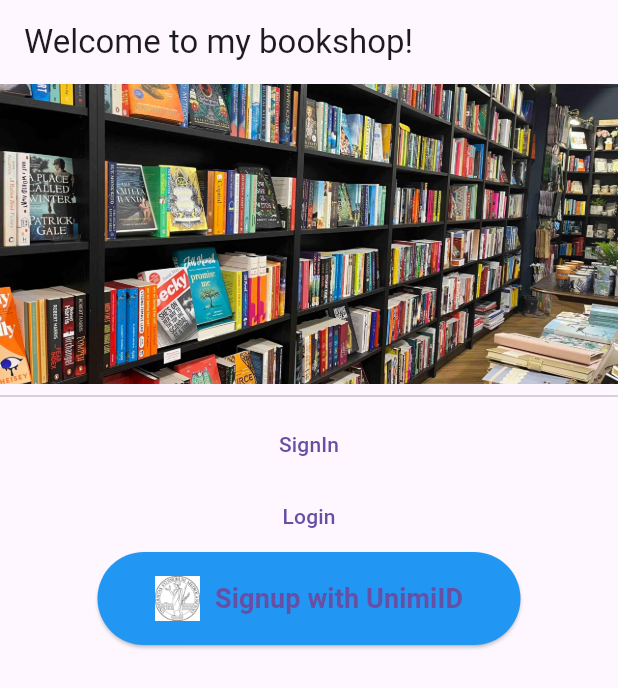
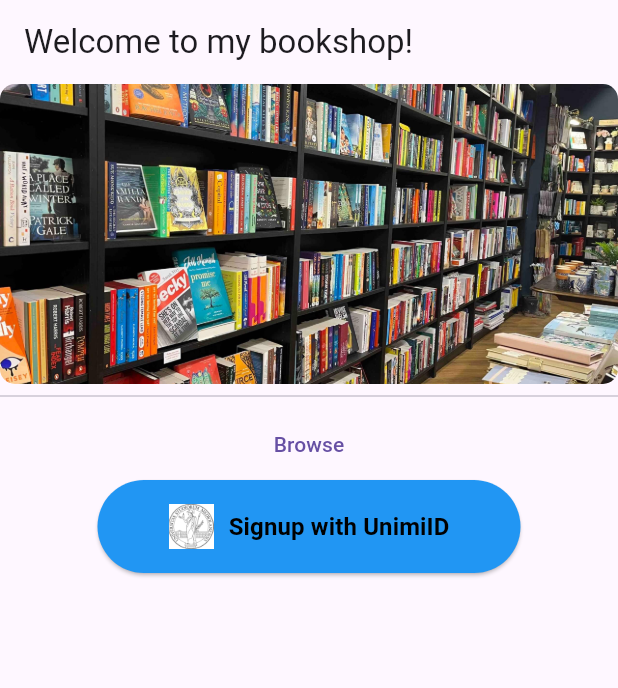
Before and after one commit to alex27riva/bookshop-FE, a Flutter app: the screen it shows after launch, on a phone screen of 412 x 824 dp. Shown: the top 688 px of the screen. Run offline on Flutter 3.47's test engine with Material 3 defaults, Android fonts, the phone set to English and light mode, and no system bars; our stand-ins replace flutter_secure_storage; missing offline and left inert: flutter_web_auth.

Commit message:
Unified login class

```diff
--- /dev/null
+++ b/lib/constants/oauth_config.dart
@@ -0,0 +1,11 @@
+class OauthConfig {
+  // Prevent this class being instantiated
+  OauthConfig._();
+
+  static const String clientId = 'flask-demo';
+  static const redirectUriScheme = 'http';
+  static const redirectUriPath = 'localhost:5000/api/callback';
+  static const authorizationEndpoint =
+      'http://localhost:8080/auth/realms/unimi/protocol/openid-connect/auth';
+
+}
--- a/lib/main.dart
+++ b/lib/main.dart
@@ -1,6 +1,5 @@
 import 'package:flutter/material.dart';
 import 'package:oauth_frontend/screens/booklist.dart';
-import 'package:oauth_frontend/screens/login.dart';
 import 'package:oauth_frontend/screens/welcome.dart';
 
 void main() {
@@ -17,8 +16,7 @@ class MyApp extends StatelessWidget {
       debugShowCheckedModeBanner: false,
       routes: {
         '/': (context) => const WelcomeScreen(),
-        '/login': (context) => const LoginScreen(),
-        '/welcome': (context) => const BookListScreen(),
+        '/browse': (context) => const BookListScreen(),
       },
     );
   }
--- a/lib/screens/booklist.dart
+++ b/lib/screens/booklist.dart
@@ -1,6 +1,7 @@
 import 'dart:convert';
 
 import 'package:flutter/material.dart';
+import 'package:oauth_frontend/constants/urls.dart';
 import 'package:oauth_frontend/models/book.dart';
 import 'package:oauth_frontend/screens/cartscreen.dart';
 import 'package:oauth_frontend/widgets/bookItem.dart';
@@ -24,7 +25,7 @@ class _BookListScreenState extends State<BookListScreen> {
 
   Future<List<Book>> fetchData() async {
     final response =
-        await http.get(Uri.parse('http://localhost:5000/api/books'));
+        await http.get(Uri.parse(URLS.booksEndpoint));
 
     if (response.statusCode == 200) {
       // Parse the JSON response
--- a/lib/screens/welcome.dart
+++ b/lib/screens/welcome.dart
@@ -15,19 +15,19 @@ class WelcomeScreen extends StatelessWidget {
             mainAxisAlignment: MainAxisAlignment.start,
             crossAxisAlignment: CrossAxisAlignment.center,
             children: [
-              Image.asset(
-                'assets/bookshop.jpg',
-                width: 500.0, // set the width
-                height: 200.0, // set the height
-                fit: BoxFit.fitWidth,
+              ClipRRect(
+                borderRadius: BorderRadius.circular(10.0),
+                child: Image.asset(
+                  'assets/bookshop.jpg',
+                  width: 500.0, // set the width
+                  height: 200.0, // set the height
+                  fit: BoxFit.fitWidth,
+                ),
               ),
               const Divider(),
               TextButton(
-                  onPressed: () => Navigator.of(context).pushNamed('/signup'),
-                  child: const Text("SignIn")),
-              TextButton(
-                  onPressed: () => Navigator.of(context).pushNamed('/welcome'),
-                  child: const Text("Login")),
+                  onPressed: () => Navigator.of(context).pushNamed('/browse'),
+                  child: const Text("Browse")),
               const OAuthSignupButton(),
             ],
           ),
--- a/lib/widgets/oauth_signup_button.dart
+++ b/lib/widgets/oauth_signup_button.dart
@@ -1,24 +1,43 @@
 import 'package:flutter/material.dart';
+import 'package:flutter_web_auth/flutter_web_auth.dart';
+import 'package:oauth_frontend/constants/oauth_config.dart';
 
 class OAuthSignupButton extends StatelessWidget {
+  final String _clientId = OauthConfig.clientId;
+  final String _redirectUriScheme = OauthConfig.redirectUriScheme;
+  final String _redirectUriPath = OauthConfig.redirectUriPath;
+  final String _authorizationEndpoint = OauthConfig.authorizationEndpoint;
+
   const OAuthSignupButton({super.key});
+
+  Future<void> _login(BuildContext context) async {
+    String authorizationUrl =
+        '$_authorizationEndpoint?response_type=code&client_id=$_clientId&redirect_uri=$_redirectUriScheme://$_redirectUriPath';
+
+    try {
+      // Open Keycloak authentication URL in a browser
+      final result = await FlutterWebAuth.authenticate(url: authorizationUrl, callbackUrlScheme: _redirectUriScheme);
+      // ignore: avoid_print
+      print(result); // Handle the authentication result
+    } catch (e) {
+      print('Error: $e');
+      // Handle errors
+    }
+  }
 
   @override
   Widget build(BuildContext context) {
     return ElevatedButton(
-      onPressed: () {
-        Navigator.of(context).pushNamed('/login');
-      },
+      onPressed: () => _login(context),
       style: ElevatedButton.styleFrom(
         padding: const EdgeInsets.all(16.0),
         backgroundColor: Colors.blue,
       ),
-      child: Container(
+      child: SizedBox(
         width: 250,
         child: Row(
           mainAxisAlignment: MainAxisAlignment.center,
           children: [
-            // Logo a sinistra
             Image.asset(
               'assets/unimi-logo.jpg',
               height: 30.0,
@@ -27,7 +46,10 @@ class OAuthSignupButton extends StatelessWidget {
             const SizedBox(width: 10.0),
             const Text(
               'Signup with UnimiID',
-              style: TextStyle(fontSize: 18.0, fontWeight: FontWeight.bold),
+              style: TextStyle(
+                  fontSize: 16.0,
+                  fontWeight: FontWeight.bold,
+                  color: Colors.black),
             ),
           ],
         ),
```
Also changed, not shown: lib/screens/login.dart (deleted, +0 -44 lines).
